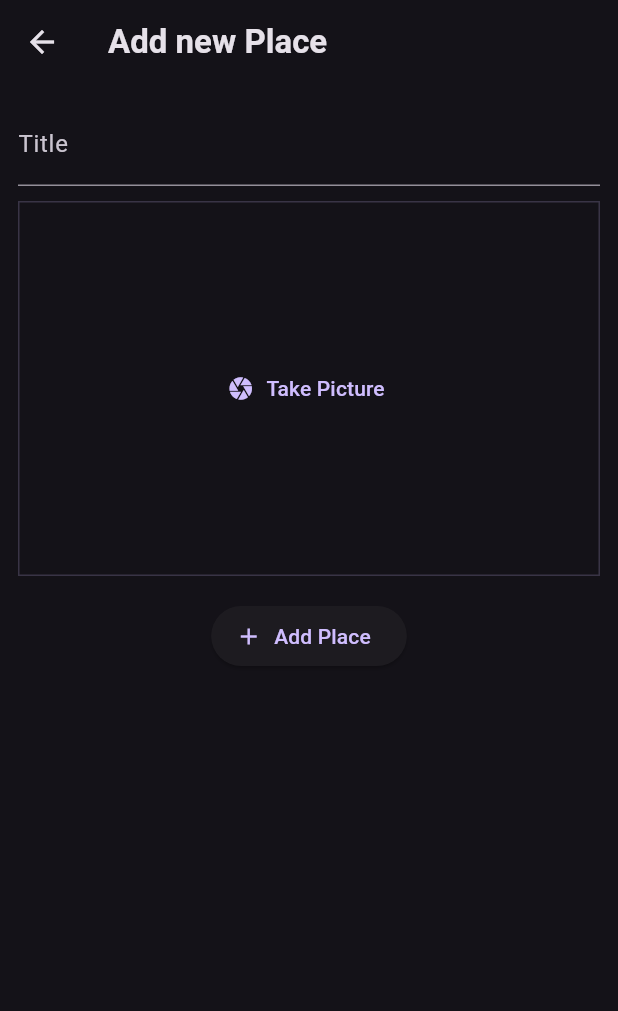
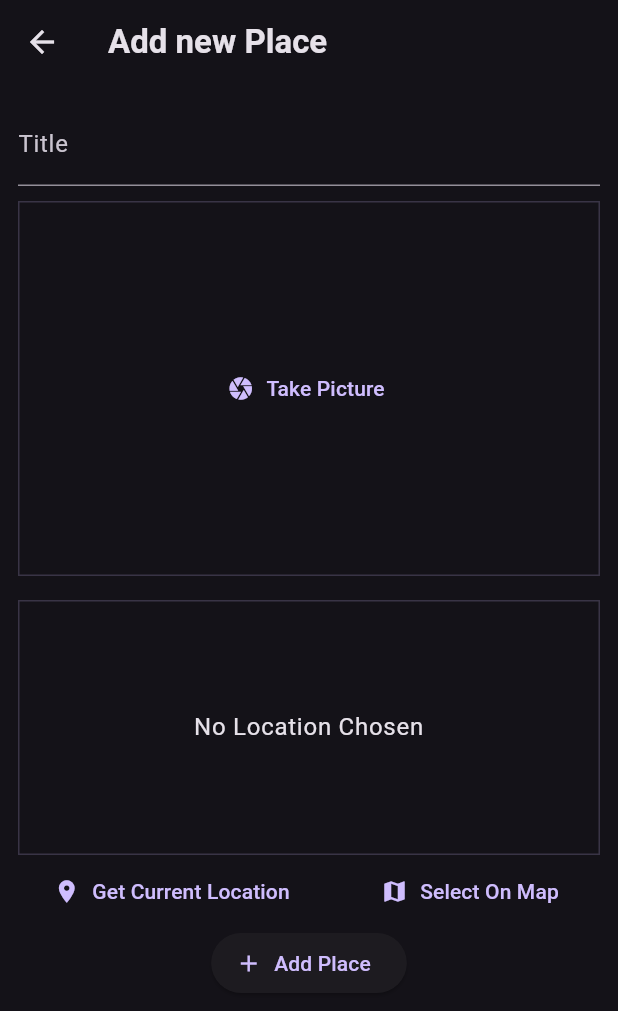
Before and after one commit to SaambPatil/favorite_places, a Flutter app: the AddPlaceScreen screen opened directly, on a phone screen of 412 x 824 dp. Shown: the top 1011 px of the screen. Run offline on Flutter 3.47's test engine with Material 3 defaults, Android fonts, the phone set to English and light mode, and no system bars; our stand-ins replace flutter_riverpod, google_fonts, google_maps_flutter, image_picker, location.

Commit message:
Added location functionality

```diff
--- a/lib/models/place.dart
+++ b/lib/models/place.dart
@@ -3,14 +3,27 @@ import 'dart:io';
 
 const uuid = Uuid();
 
+class PlaceLocation {
+  const PlaceLocation({
+    required this.longitude,
+    required this.latitude,
+    required this.address,
+  });
+
+  final double latitude;
+  final double longitude;
+  final String address;
+}
+
 class Place {
   Place({
     required this.title,
     required this.image,
+    required this.location,
   }) : id = uuid.v4();
 
   final String id;
   final String title;
   final File image;
-
+  final PlaceLocation location;
 }
--- a/lib/providers/user_places.dart
+++ b/lib/providers/user_places.dart
@@ -5,8 +5,12 @@ import 'package:favorite_places/models/place.dart';
 class UserPlacesNotifier extends StateNotifier<List<Place>> {
   UserPlacesNotifier() : super(const []);
 
-  void addPlace(String title, File image) {
-    final newPlace = Place(title: title, image: image);
+  void addPlace(String title, File image, PlaceLocation location) {
+    final newPlace = Place(
+      title: title,
+      image: image,
+      location: location,
+    );
     state = [newPlace, ...state];
   }
 }
--- a/lib/screens/add_place.dart
+++ b/lib/screens/add_place.dart
@@ -1,4 +1,6 @@
+import 'package:favorite_places/models/place.dart';
 import 'package:favorite_places/widgets/image_input.dart';
+import 'package:favorite_places/widgets/loaction_imput.dart';
 import 'package:flutter/material.dart';
 import 'package:flutter_riverpod/flutter_riverpod.dart';
 import 'dart:io';
@@ -16,17 +18,20 @@ class AddPlaceScreen extends ConsumerStatefulWidget {
 class _AddPlaceScreenState extends ConsumerState<AddPlaceScreen> {
   final _titleController = TextEditingController();
   File? _selectedImage;
+  PlaceLocation? _selectedLocation;
 
   void _savePlace() {
     final enteredTitle = _titleController.text;
 
-    if (enteredTitle.isEmpty || _selectedImage == null) {
+    if (enteredTitle.isEmpty ||
+        _selectedImage == null ||
+        _selectedLocation == null) {
       return;
     }
 
     ref
         .read(userPlacesProvider.notifier)
-        .addPlace(enteredTitle, _selectedImage!);
+        .addPlace(enteredTitle, _selectedImage!, _selectedLocation!);
 
     Navigator.of(context).pop();
   }
@@ -61,6 +66,11 @@ class _AddPlaceScreenState extends ConsumerState<AddPlaceScreen> {
               },
             ),
             const SizedBox(height: 16),
+            LocationInput(
+              onSelectLocation: (location) {
+                _selectedLocation = location;
+              },
+            ),
             ElevatedButton.icon(
               onPressed: _savePlace,
               icon: const Icon(Icons.add),
--- /dev/null
+++ b/lib/widgets/loaction_imput.dart
@@ -0,0 +1,161 @@
+import 'package:favorite_places/models/place.dart';
+import 'package:favorite_places/screens/map.dart';
+import 'package:flutter/material.dart';
+import 'package:google_maps_flutter/google_maps_flutter.dart';
+import 'package:location/location.dart';
+import 'package:http/http.dart' as http;
+import 'dart:convert';
+
+class LocationInput extends StatefulWidget {
+  const LocationInput({
+    super.key,
+    required this.onSelectLocation,
+  });
+
+  final void Function(PlaceLocation location) onSelectLocation;
+
+  @override
+  State<LocationInput> createState() => _LocationInputState();
+}
+
+class _LocationInputState extends State<LocationInput> {
+  var _isGettingLocation = false;
+  PlaceLocation? _pickedLocation;
+
+  String get locationImage {
+    if (_pickedLocation == null) {
+      return '';
+    }
+    final lat = _pickedLocation!.latitude;
+    final lng = _pickedLocation!.longitude;
+    return 'https://maps.googleapis.com/maps/api/staticmap?center$lat,$lng=zoom=63&size=600x300&maptype=roadmap&markers=color:red%7Clabel:S%7C$lat,$lng&key=AIzaSyDiNiuhP0cm5NIHrzbEaPFufISP4Sc0Ztg';
+  }
+
+  Future<void> _savePlace(double latitude, double longitude) async {
+    final uri = Uri.parse(
+        'https://maps.googleapis.com/maps/api/geocode/json?latlng=$latitude,$longitude&key=AIzaSyDiNiuhP0cm5NIHrzbEaPFufISP4Sc0Ztg');
+
+    final response = await http.get(uri);
+    final resData = json.decode(response.body);
+    final address = resData['results'][0]['formatted_address'];
+
+    setState(
+      () {
+        _pickedLocation = PlaceLocation(
+          latitude: latitude,
+          longitude: longitude,
+          address: address,
+        );
+        _isGettingLocation = false;
+      },
+    );
+
+    widget.onSelectLocation(_pickedLocation!);
+  }
+
+  void _getCurrentLocation() async {
+    Location location = Location();
+
+    bool serviceEnabled;
+    PermissionStatus permissionGranted;
+    LocationData locationData;
+
+    serviceEnabled = await location.serviceEnabled();
+    if (!serviceEnabled) {
+      serviceEnabled = await location.requestService();
+      if (!serviceEnabled) {
+        return;
+      }
+    }
+
+    permissionGranted = await location.hasPermission();
+    if (permissionGranted == PermissionStatus.denied) {
+      permissionGranted = await location.requestPermission();
+      if (permissionGranted != PermissionStatus.granted) {
+        return;
+      }
+    }
+    setState(() {
+      _isGettingLocation = true;
+    });
+
+    locationData = await location.getLocation();
+    final lat = locationData.latitude;
+    final lng = locationData.longitude;
+
+    if (lat == null || lng == null) {
+      return;
+    }
+    _savePlace(lat, lng);
+  }
+
+  void _selectOnMap() async {
+    final pickedLocation = await Navigator.of(context).push<LatLng>(
+      MaterialPageRoute(
+        builder: (ctx) => const MapScreen(),
+      ),
+    );
+
+    if (pickedLocation == null) {
+      return;
+    }
+
+    _savePlace(pickedLocation.latitude, pickedLocation.longitude);
+  }
+
+  @override
+  Widget build(BuildContext context) {
+    Widget previewContent = Text(
+      'No Location Chosen',
+      textAlign: TextAlign.center,
+      style: Theme.of(context).textTheme.bodyLarge!.copyWith(
+            color: Theme.of(context).colorScheme.onSurface,
+          ),
+    );
+
+    if (_pickedLocation != null) {
+      previewContent = Image.network(
+        locationImage,
+        fit: BoxFit.cover,
+        width: double.infinity,
+        height: double.infinity,
+      );
+    }
+
+    if (_isGettingLocation) {
+      previewContent = const CircularProgressIndicator();
+    }
+
+    return Column(
+      children: [
+        Container(
+            height: 170,
+            width: double.infinity,
+            alignment: Alignment.center,
+            decoration: BoxDecoration(
+              border: Border.all(
+                width: 1,
+                color: Theme.of(context).colorScheme.primary.withOpacity(0.2),
+              ),
+            ),
+            child: previewContent),
+        Row(
+          mainAxisAlignment: MainAxisAlignment.spaceEvenly,
+          children: [
+            TextButton.icon(
+              onPressed: _getCurrentLocation,
+              icon: const Icon(Icons.location_on),
+              label: const Text('Get Current Location'),
+            ),
+            const SizedBox(width: 10),
+            TextButton.icon(
+              onPressed: _selectOnMap,
+              icon: const Icon(Icons.map),
+              label: const Text('Select On Map'),
+            ),
+          ],
+        ),
+      ],
+    );
+  }
+}
--- a/pubspec.yaml
+++ b/pubspec.yaml
@@ -42,6 +42,11 @@ dependencies:
   image_picker: ^1.1.2
   permission_handler: ^11.3.1
   location: ^7.0.0
+  http: ^1.2.2
+  google_maps_flutter: ^2.7.0
+  path_provider: ^2.1.3
+  path: ^1.9.0
+  sqflite: ^2.3.3+1
 dev_dependencies:
   flutter_test:
     sdk: flutter
```
Also changed, not shown: lib/screens/map.dart (added, +67 -0 lines), lib/screens/place_detail.dart (+55 -0 lines), lib/widgets/places_list.dart (+7 -1 lines), pubspec.lock, 4 other files.
